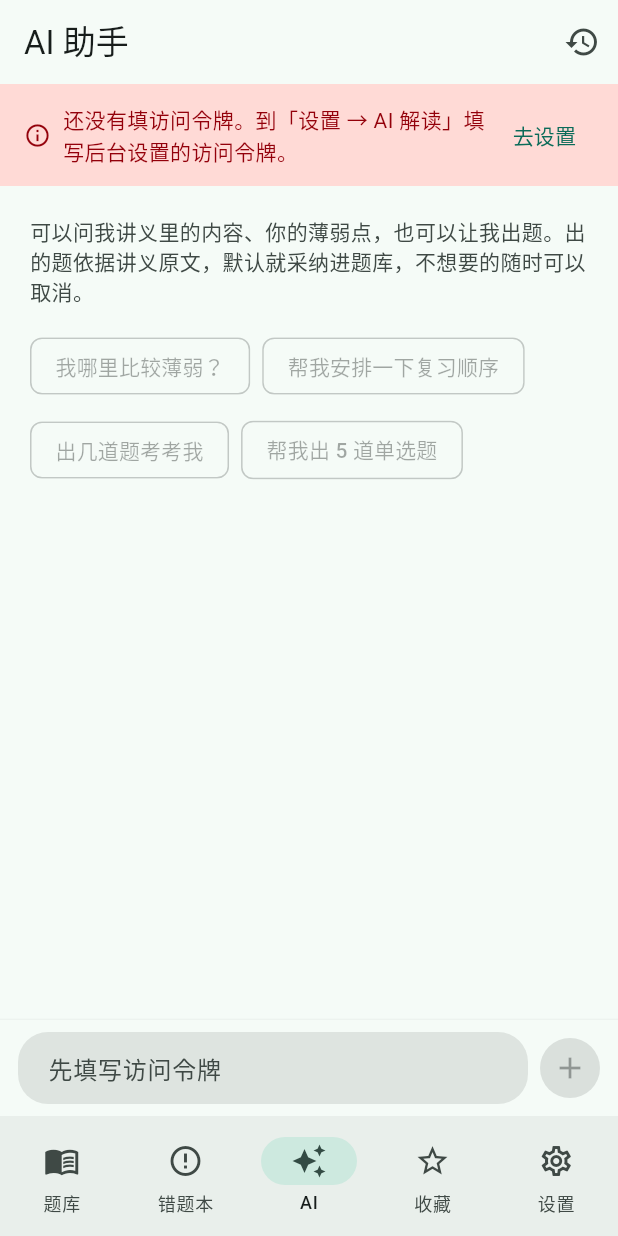
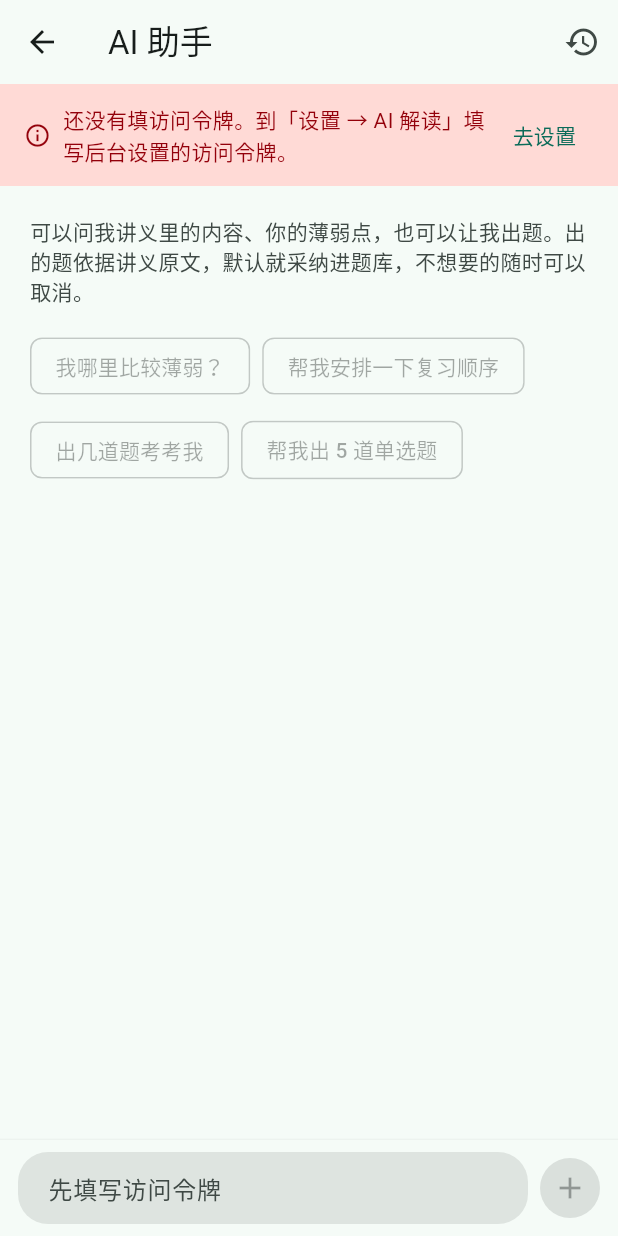
Before and after one commit to chlu-ux/QuizMind, a Flutter app: the screen it shows after launch, item 3 of the bottom bar chosen, on a phone screen of 412 x 824 dp. Run offline on Flutter 3.47's test engine with Material 3 defaults, Android fonts, the phone set to English and light mode, and no system bars; our stand-ins replace dio, drift, drift_flutter, file_picker, flutter_markdown_plus, flutter_riverpod and 2 more; accounts and stored records are empty; generated files the repository leaves out were written again.

Commit message:
Assistant: entry from 先学后练, full height for the chat, notices off the input box
- 先学后练 (the study catalogue) gets a "问 AI" button that opens the
  assistant on that bank.
- The assistant's tab hides the bottom bar so the conversation has the whole
  height; its app bar gets a back arrow that returns to the tab the learner
  came from. The assistant opened from other pages has no menu either.
- The sync result ("已更新" / "连不上服务器") is shown only on the page in
  front, and a notice left over is cleared when the assistant opens, so it no
  longer sits on the input box.

Co-Authored-By: Claude Sonnet 5.5 <noreply@anthropic.com>

```diff
--- a/app/lib/features/agent/agent_page.dart
+++ b/app/lib/features/agent/agent_page.dart
@@ -21,13 +21,17 @@ final agentStatusProvider = FutureProvider.autoDispose<AgentStatus>(
 /// The conversation with the study assistant: ask about the lessons and the weak points, be quizzed,
 /// or have it write questions, which join the question bank at once and can be taken back.
 class AgentPage extends ConsumerStatefulWidget {
-  const AgentPage({super.key, required this.args, this.initialText = '', this.onNewConversation});
+  const AgentPage({super.key, required this.args, this.initialText = '', this.onNewConversation, this.onBack});
 
   final AgentArgs args;
 
   /// Set when the page is a tab of the home screen rather than a page pushed onto it: "new
   /// conversation" then asks the tab to start over instead of replacing the page.
   final VoidCallback? onNewConversation;
+
+  /// Set when the page is the home screen's assistant tab, which hides the bottom bar to leave room
+  /// for the conversation: a back arrow in the app bar then leads out.
+  final VoidCallback? onBack;
 
   /// Put in the text box, not sent: the learner finishes the sentence.
   final String initialText;
@@ -44,6 +48,15 @@ class _AgentPageState extends ConsumerState<AgentPage> {
   final _scroll = ScrollController();
 
   AgentArgs get args => widget.args;
+
+  @override
+  void initState() {
+    super.initState();
+    // A notice left over from the page before would sit on the input box.
+    WidgetsBinding.instance.addPostFrameCallback((_) {
+      if (mounted) ScaffoldMessenger.of(context).hideCurrentSnackBar();
+    });
+  }
 
   @override
   void dispose() {
@@ -187,6 +200,9 @@ class _AgentPageState extends ConsumerState<AgentPage> {
     final theme = Theme.of(context);
     return Scaffold(
       appBar: AppBar(
+        leading: widget.onBack == null
+            ? null
+            : BackButton(key: const ValueKey('agent-back'), onPressed: widget.onBack),
         title: const Text('AI 助手'),
         actions: [
           if (state.messages.isNotEmpty)
--- a/app/lib/features/agent/agent_tab.dart
+++ b/app/lib/features/agent/agent_tab.dart
@@ -6,7 +6,10 @@ import 'agent_page.dart';
 /// The assistant as a tab of the home screen. It keeps its conversation while the learner looks at
 /// other tabs; "new conversation" starts over in place.
 class AgentTab extends StatefulWidget {
-  const AgentTab({super.key});
+  const AgentTab({super.key, this.onBack});
+
+  /// Leaves the tab (the bottom bar is hidden over it); null where the menu stays in view.
+  final VoidCallback? onBack;
 
   @override
   State<AgentTab> createState() => _AgentTabState();
@@ -19,5 +22,5 @@ class _AgentTabState extends State<AgentTab> {
 
   @override
   Widget build(BuildContext context) =>
-      AgentPage(key: ValueKey(_args), args: _args, onNewConversation: _startOver);
+      AgentPage(key: ValueKey(_args), args: _args, onNewConversation: _startOver, onBack: widget.onBack);
 }
--- /dev/null
+++ b/app/lib/features/home/home_menu.dart
@@ -0,0 +1,69 @@
+import 'package:flutter/material.dart';
+
+/// The top-level destinations of the home screen, in order.
+const homeDestinations = [
+  (icon: Icons.menu_book_outlined, selected: Icons.menu_book, label: '题库'),
+  (icon: Icons.error_outline, selected: Icons.error, label: '错题本'),
+  (
+    icon: Icons.auto_awesome_outlined,
+    selected: Icons.auto_awesome,
+    label: 'AI',
+  ),
+  (icon: Icons.star_border, selected: Icons.star, label: '收藏'),
+  (icon: Icons.settings_outlined, selected: Icons.settings, label: '设置'),
+];
+
+const homeAiIndex = 2;
+const homeSettingsIndex = 4;
+
+/// The home screen's menu around [body]: a rail on wide windows (macOS), a bottom bar on phones.
+/// [hideBar] leaves out the bottom bar, for a page that needs the height (the rail takes width, not height).
+Widget homeChrome({
+  required BuildContext context,
+  required int selected,
+  required ValueChanged<int> onSelect,
+  required Widget body,
+  bool hideBar = false,
+}) {
+  final wide = MediaQuery.sizeOf(context).width >= 700;
+  if (wide) {
+    return Scaffold(
+      body: Row(
+        children: [
+          NavigationRail(
+            selectedIndex: selected,
+            onDestinationSelected: onSelect,
+            labelType: NavigationRailLabelType.all,
+            destinations: [
+              for (final d in homeDestinations)
+                NavigationRailDestination(
+                  icon: Icon(d.icon),
+                  selectedIcon: Icon(d.selected),
+                  label: Text(d.label),
+                ),
+            ],
+          ),
+          const VerticalDivider(width: 1),
+          Expanded(child: body),
+        ],
+      ),
+    );
+  }
+  return Scaffold(
+    body: body,
+    bottomNavigationBar: hideBar
+        ? null
+        : NavigationBar(
+            selectedIndex: selected,
+            onDestinationSelected: onSelect,
+            destinations: [
+              for (final d in homeDestinations)
+                NavigationDestination(
+                  icon: Icon(d.icon),
+                  selectedIcon: Icon(d.selected),
+                  label: d.label,
+                ),
+            ],
+          ),
+  );
+}
--- a/app/lib/features/home/home_shell.dart
+++ b/app/lib/features/home/home_shell.dart
@@ -6,6 +6,7 @@ import '../../core/settings.dart';
 import '../agent/agent_tab.dart';
 import '../settings/settings_page.dart';
 import 'banks_page.dart';
+import 'home_menu.dart';
 import 'question_list_page.dart';
 
 /// Top-level navigation: a rail on wide windows (macOS), a bottom bar on phones.
@@ -17,18 +18,10 @@ class HomeShell extends ConsumerStatefulWidget {
 }
 
 class _HomeShellState extends ConsumerState<HomeShell> {
-  static const _destinations = [
-    (icon: Icons.menu_book_outlined, selected: Icons.menu_book, label: '题库'),
-    (icon: Icons.error_outline, selected: Icons.error, label: '错题本'),
-    (icon: Icons.auto_awesome_outlined, selected: Icons.auto_awesome, label: 'AI'),
-    (icon: Icons.star_border, selected: Icons.star, label: '收藏'),
-    (icon: Icons.settings_outlined, selected: Icons.settings, label: '设置'),
-  ];
+  late int _index;
 
-  static const _aiIndex = 2;
-  static const _settingsIndex = 4;
-
-  late int _index;
+  /// The tab the assistant's back arrow returns to: the one the learner came from.
+  int _previous = 0;
 
   /// The assistant tab is built when first opened, not at start-up, so it asks the server nothing
   /// until the learner wants it.
@@ -38,53 +31,39 @@ class _HomeShellState extends ConsumerState<HomeShell> {
   void initState() {
     super.initState();
     final configured = ref.read(settingsProvider).configured;
-    _index = configured ? 0 : _settingsIndex; // first run: go straight to the server settings
+    _index = configured ? 0 : homeSettingsIndex; // first run: go straight to the server settings
     if (configured) Future.microtask(() => ref.read(syncProvider.notifier).run());
   }
 
-  void _select(int i) => setState(() {
-    _index = i;
-    if (i == _aiIndex) _aiOpened = true;
-  });
+  void _select(int i) {
+    if (i == homeAiIndex) {
+      // A notice left over from another tab would sit on the assistant's input box.
+      ScaffoldMessenger.of(context).hideCurrentSnackBar();
+    }
+    setState(() {
+      if (i != _index && _index != homeAiIndex) _previous = _index;
+      _index = i;
+      if (i == homeAiIndex) _aiOpened = true;
+    });
+  }
 
   @override
   Widget build(BuildContext context) {
+    final wide = MediaQuery.sizeOf(context).width >= 700;
     final pages = [
       const BanksPage(),
       const QuestionListPage(kind: QuestionListKind.wrongBook),
-      _aiOpened ? const AgentTab() : const SizedBox.shrink(),
+      _aiOpened ? AgentTab(onBack: wide ? null : () => _select(_previous)) : const SizedBox.shrink(),
       const QuestionListPage(kind: QuestionListKind.favorites),
       const SettingsPage(),
     ];
-    final body = IndexedStack(index: _index, children: pages);
-    final wide = MediaQuery.sizeOf(context).width >= 700;
-    if (wide) {
-      return Scaffold(
-        body: Row(children: [
-          NavigationRail(
-            selectedIndex: _index,
-            onDestinationSelected: _select,
-            labelType: NavigationRailLabelType.all,
-            destinations: [
-              for (final d in _destinations)
-                NavigationRailDestination(icon: Icon(d.icon), selectedIcon: Icon(d.selected), label: Text(d.label)),
-            ],
-          ),
-          const VerticalDivider(width: 1),
-          Expanded(child: body),
-        ]),
-      );
-    }
-    return Scaffold(
-      body: body,
-      bottomNavigationBar: NavigationBar(
-        selectedIndex: _index,
-        onDestinationSelected: _select,
-        destinations: [
-          for (final d in _destinations)
-            NavigationDestination(icon: Icon(d.icon), selectedIcon: Icon(d.selected), label: d.label),
-        ],
-      ),
+    return homeChrome(
+      context: context,
+      selected: _index,
+      onSelect: _select,
+      // The assistant gets the whole height; its back arrow leads out.
+      hideBar: _index == homeAiIndex,
+      body: IndexedStack(index: _index, children: pages),
     );
   }
 }
--- a/app/lib/features/home/sync_widgets.dart
+++ b/app/lib/features/home/sync_widgets.dart
@@ -16,7 +16,10 @@ class SyncButton extends ConsumerWidget {
     final pending = ref.watch(pendingUploadsProvider).value ?? 0;
     ref.listen(syncProvider, (prev, next) {
       final done = (prev?.running ?? false) && !next.running;
-      if (done && next.message != null && context.mounted) {
+      // Only on the page the learner is looking at: a notice at the bottom would sit on the assistant's
+      // input box, and the other tabs' buttons would all show the same one.
+      final visible = context.mounted && Visibility.of(context) && (ModalRoute.of(context)?.isCurrent ?? true);
+      if (done && next.message != null && visible) {
         ScaffoldMessenger.of(context)
           ..hideCurrentSnackBar()
           ..showSnackBar(SnackBar(
```
Also changed, not shown: app/lib/features/quiz/learn_page.dart (+18 -1 lines), 2 other files.
